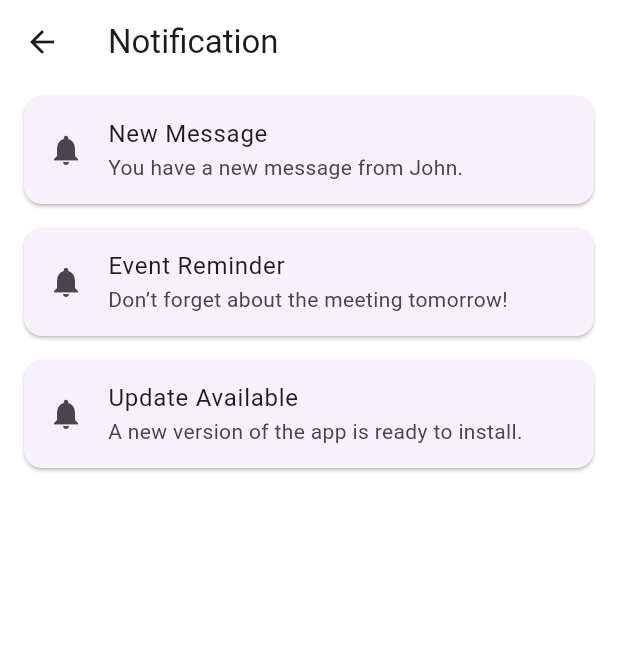
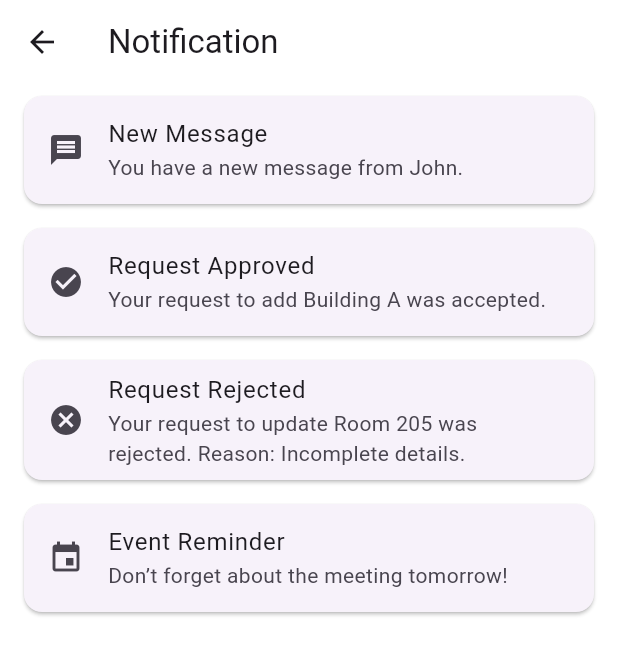
Before and after one commit to MalikKa2002/final_project, a Flutter app: the NotificationPage screen opened directly, on a phone screen of 412 x 824 dp. Shown: the top 655 px of the screen. Run offline on Flutter 3.47's test engine with Material 3 defaults, Android fonts, the phone set to English and light mode, and no system bars; our stand-ins replace camera, carousel_slider, cloud_firestore, dotted_border, file_picker, firebase_auth and 7 more; accounts and stored records are empty; generated files the repository leaves out were written again.

Commit message:
Refactor NotificationPage to enhance notification handling; add PlaceSelectionList component for improved place selection UI

```diff
--- a/smart_guide/lib/Screens/notification_page.dart
+++ b/smart_guide/lib/Screens/notification_page.dart
@@ -6,16 +6,40 @@ class NotificationPage extends StatelessWidget {
     {
       'title': 'New Message',
       'body': 'You have a new message from John.',
+      'type': 'message',
+    },
+    {
+      'title': 'Request Approved',
+      'body': 'Your request to add Building A was accepted.',
+      'type': 'approved',
+    },
+    {
+      'title': 'Request Rejected',
+      'body':
+          'Your request to update Room 205 was rejected. Reason: Incomplete details.',
+      'type': 'rejected',
     },
     {
       'title': 'Event Reminder',
       'body': 'Don’t forget about the meeting tomorrow!',
-    },
-    {
-      'title': 'Update Available',
-      'body': 'A new version of the app is ready to install.',
+      'type': 'reminder',
     },
   ];
+
+  IconData _getIconForType(String type) {
+    switch (type) {
+      case 'approved':
+        return Icons.check_circle;
+      case 'rejected':
+        return Icons.cancel;
+      case 'message':
+        return Icons.message;
+      case 'reminder':
+        return Icons.event;
+      default:
+        return Icons.notifications;
+    }
+  }
 
   @override
   Widget build(BuildContext context) {
@@ -30,14 +54,15 @@ class NotificationPage extends StatelessWidget {
         itemCount: notifications.length,
         itemBuilder: (context, index) {
           final notification = notifications[index];
+          final type = notification['type'] ?? 'default';
           return Card(
             margin: EdgeInsets.symmetric(horizontal: 16, vertical: 8),
             child: ListTile(
-              leading: Icon(Icons.notifications),
+              leading: Icon(_getIconForType(type)),
               title: Text(notification['title']!),
               subtitle: Text(notification['body']!),
               onTap: () {
-                // Handle notification click
+                // Optional: handle tap
               },
             ),
           );
```
Also changed, not shown: smart_guide/lib/components/draggable_scrollable_sheet.dart (+13 -9 lines), smart_guide/lib/components/place_selectionList.dart (added, +33 -0 lines).
